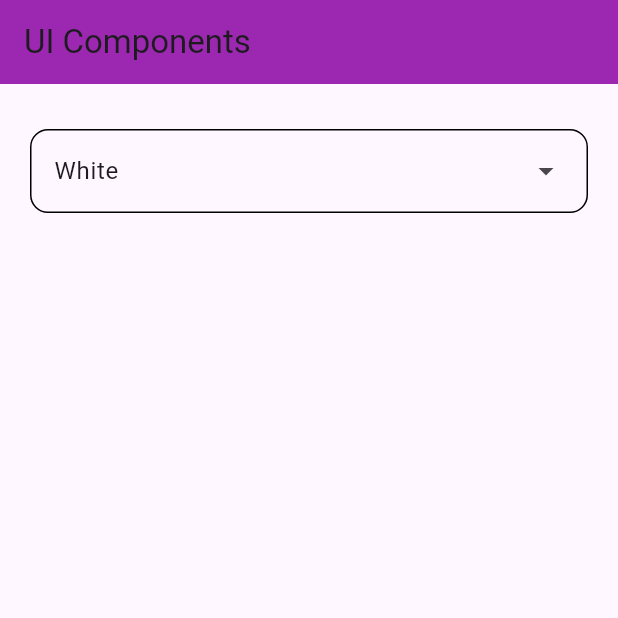
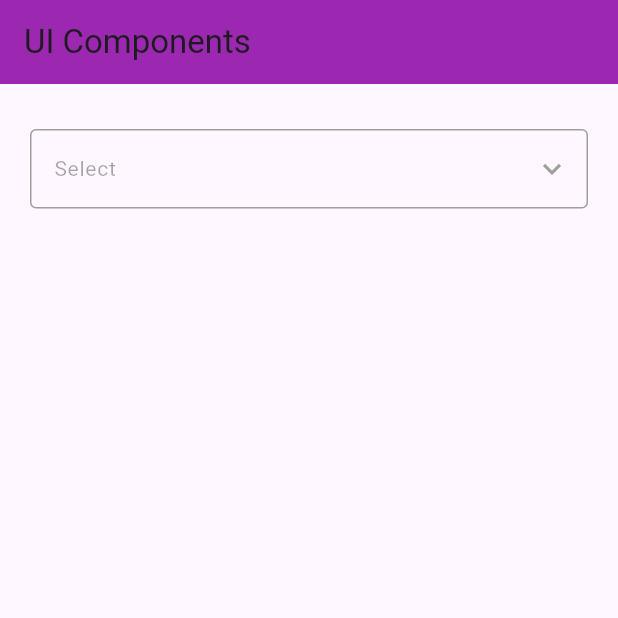
Before and after one commit to gaurishankar007/Flutter-Custom-UI-Components, a Flutter app: the screen it shows after launch, on a phone screen of 412 x 824 dp, the top half of it. Run offline on Flutter 3.47's test engine with Material 3 defaults, Android fonts, the phone set to English and light mode, and no system bars; our stand-ins replace flutter_hooks, shimmer.

Commit message:
feat: bottom sheet and drop down bottom sheet

```diff
--- a/lib/main.dart
+++ b/lib/main.dart
@@ -1,6 +1,6 @@
 import 'package:flutter/material.dart';
 
-import 'user_inputs/drop_down_menu_widget.dart';
+import 'user_inputs/drop_down_bottom_sheet_widget.dart';
 
 void main() {
   runApp(const CustomUIComponents());
@@ -28,18 +28,15 @@ class CustomUIComponents extends StatelessWidget {
           child: Column(
             children: [
               const SizedBox(width: double.maxFinite, height: 10),
-              DropDownMenuWidget(
-                width: MediaQuery.of(context).size.width - 40,
-                enableFilter: false,
-                controller: TextEditingController(),
-                initialSelection: 1,
-                entries: const [
-                  DropdownMenuEntry(value: 0, label: "Unknown"),
-                  DropdownMenuEntry(value: 1, label: "White"),
-                  DropdownMenuEntry(value: 2, label: "Black"),
-                  DropdownMenuEntry(value: 3, label: "Red"),
+              DropdownBottomSheetWidget(
+                title: "Select a color",
+                items: const [
+                  DropdownItem(value: 0, label: "Unknown"),
+                  DropdownItem(value: 1, label: "White"),
+                  DropdownItem(value: 2, label: "Black"),
+                  DropdownItem(value: 3, label: "Red"),
                 ],
-                onSelected: (value) {},
+                onChanged: (value) {},
               ),
             ],
           ),
--- /dev/null
+++ b/lib/user_inputs/drop_down_bottom_sheet_widget.dart
@@ -0,0 +1,156 @@
+import 'package:flutter/material.dart';
+
+import '../visual_layouts/text/text_widget.dart';
+import 'bottom_sheet/bottom_sheet_title_widget.dart';
+import 'bottom_sheet/generic_bottom_sheet.dart';
+import 'text_field_widget.dart';
+
+class DropdownBottomSheetWidget<T> extends StatefulWidget {
+  final String title;
+  final String? labelText;
+  final String? hintText;
+  final DropdownItem<T>? selectedItem;
+  final List<DropdownItem<T>> items;
+  final Function(T value) onChanged;
+
+  const DropdownBottomSheetWidget({
+    super.key,
+    required this.title,
+    this.labelText,
+    this.hintText = "Select",
+    required this.items,
+    required this.onChanged,
+    this.selectedItem,
+  });
+
+  @override
+  State<DropdownBottomSheetWidget<T>> createState() =>
+      _DropdownBottomSheetWidgetState();
+}
+
+class _DropdownBottomSheetWidgetState<T>
+    extends State<DropdownBottomSheetWidget<T>> {
+  DropdownItem<T>? _selectedValue;
+
+  late TextEditingController controller;
+  @override
+  void initState() {
+    super.initState();
+    _selectedValue = widget.selectedItem;
+    controller = TextEditingController(
+      text: _selectedValue?.label,
+    );
+  }
+
+  @override
+  void dispose() {
+    controller.dispose();
+    super.dispose();
+  }
+
+  @override
+  Widget build(BuildContext context) {
+    return GestureDetector(
+      onTap: () => showGenericBottomSheet(
+        context,
+        child: _buildDropdownItems(),
+      ),
+      child: ListenableBuilder(
+        listenable: controller,
+        builder: (context, child) {
+          return TextFieldWidget(
+            enabled: false,
+            controller: controller,
+            labelText: widget.labelText,
+            hintText: widget.hintText,
+            suffixIcon: const Icon(
+              Icons.keyboard_arrow_down,
+              color: Colors.grey,
+            ),
+          );
+        },
+      ),
+    );
+  }
+
+  Column _buildDropdownItems() {
+    return Column(
+      mainAxisSize: MainAxisSize.min,
+      children: [
+        BottomSheetTitleWidget(title: widget.title),
+        SingleChildScrollView(
+          padding: const EdgeInsets.symmetric(vertical: 16),
+          child: StatefulBuilder(
+            builder: (builderContext, setState) {
+              return ListView.separated(
+                padding: const EdgeInsets.symmetric(horizontal: 16),
+                physics: const NeverScrollableScrollPhysics(),
+                shrinkWrap: true,
+                itemCount: widget.items.length,
+                separatorBuilder: (context, index) => const Divider(),
+                itemBuilder: (context, index) {
+                  final dropDownData = widget.items[index];
+                  return GestureDetector(
+                    onTap: () {
+                      setState(() => _selectedValue = dropDownData);
+                      controller.text = dropDownData.label;
+                      widget.onChanged(dropDownData.value);
+                      Navigator.pop(context);
+                    },
+                    child: Container(
+                      padding: const EdgeInsets.symmetric(
+                        horizontal: 8,
+                        vertical: 16,
+                      ),
+                      decoration: BoxDecoration(
+                        color: _selectedValue?.value == dropDownData.value
+                            ? Colors.lightBlueAccent
+                            : Colors.white,
+                        borderRadius: BorderRadius.circular(4),
+                      ),
+                      child: Row(
+                        mainAxisAlignment: MainAxisAlignment.spaceBetween,
+                        children: [
+                          TextWidget(dropDownData.label),
+                          _selectedValue?.value == dropDownData.value
+                              ? const Icon(
+                                  Icons.radio_button_checked,
+                                  color: Colors.blue,
+                                )
+                              : const Icon(
+                                  Icons.radio_button_off,
+                                  color: Colors.grey,
+                                )
+                        ],
+                      ),
+                    ),
+                  );
+                },
+              );
+            },
+          ),
+        ),
+      ],
+    );
+  }
+}
+
+class DropdownItem<T> {
+  final T value;
+  final String label;
+
+  const DropdownItem({
+    required this.value,
+    required this.label,
+  });
+
+  @override
+  bool operator ==(covariant DropdownItem<T> other) {
+    if (identical(this, other)) return true;
+
+    return other.value == value && other.label == label;
+  }
+
+  @override
+  int get hashCode => value.hashCode ^ label.hashCode;
+}
--- a/lib/user_inputs/drop_down_menu_widget.dart
+++ b/lib/user_inputs/drop_down_menu_widget.dart
@@ -1,10 +1,12 @@
 import 'package:flutter/material.dart';
+
+import '../visual_layouts/text/text_widget.dart';
 
 /// The [width] of the dropdown menu will also decide
 /// the width of the popup container.
-class DropDownMenuWidget<T> extends StatelessWidget {
+class DropdownMenuWidget<T> extends StatelessWidget {
   final double? width;
-  final Widget? label;
+  final String? label;
   final String? hintText;
   final bool enableFilter;
   final bool enableSearch;
@@ -15,7 +17,7 @@ class DropDownMenuWidget<T> extends StatelessWidget {
   final SearchCallback<T>? searchCallback;
   final List<DropdownMenuEntry<T>> entries;
 
-  const DropDownMenuWidget({
+  const DropdownMenuWidget({
     super.key,
     this.width,
     this.label,
@@ -36,7 +38,7 @@ class DropDownMenuWidget<T> extends StatelessWidget {
       alignedDropdown: true,
       child: DropdownMenu<T>(
         width: width,
-        label: label,
+        label: label != null ? TextWidget(label!) : null,
         hintText: hintText,
         enableFilter: enableFilter,
         enableSearch: enableSearch,
@@ -74,29 +76,3 @@ class DropDownMenuWidget<T> extends StatelessWidget {
     );
   }
 }
-
-/// Holds dropdown visible text and value associated with it.
-/// Value will be returned on changing dropdown item.
-/// [label] is the text which will be displayed.
-class DropDownEntry<T> {
-  final T value;
-  final String label;
-
-  const DropDownEntry({
-    required this.value,
-    required this.label,
-  });
-
-  @override
-  String toString() => 'DropDownItem(value: $value, label: $label)';
-
-  @override
-  bool operator ==(covariant DropDownEntry<T> other) {
-    if (identical(this, other)) return true;
-
-    return other.value == value && other.label == label;
-  }
-
-  @override
-  int get hashCode => value.hashCode ^ label.hashCode;
-}
--- a/lib/user_inputs/text_form_field_widget.dart
+++ b/lib/user_inputs/text_field_widget.dart
@@ -1,19 +1,21 @@
 import 'package:flutter/material.dart';
 
-class TextFormFieldWidget extends StatelessWidget {
+class TextFieldWidget extends StatelessWidget {
   final TextEditingController? controller;
   final TextInputType keyboardType;
   final bool obscureText;
   final Function(String?)? onChanged;
   final String? initialValue;
   final String? Function(String?)? validator;
-  final String labelText;
+  final bool enabled;
+  final String? labelText;
+  final String? hintText;
   final Widget? prefixIcon;
   final BoxConstraints? prefixIconConstraints;
   final Widget? suffixIcon;
   final BoxConstraints? suffixIconConstraints;
 
-  const TextFormFieldWidget({
+  const TextFieldWidget({
     super.key,
     this.controller,
     this.obscureText = false,
@@ -21,7 +23,9 @@ class TextFormFieldWidget extends StatelessWidget {
     this.onChanged,
     this.initialValue,
     this.validator,
-    required this.labelText,
+    this.enabled = true,
+    this.labelText,
+    this.hintText,
     this.prefixIcon,
     this.prefixIconConstraints,
     this.suffixIcon,
@@ -39,14 +43,26 @@ class TextFormFieldWidget extends StatelessWidget {
       obscuringCharacter: "*",
       validator: validator,
       autovalidateMode: AutovalidateMode.onUserInteraction,
-      style: const TextStyle(fontSize: 14),
+      style: const TextStyle(fontSize: 14, color: Colors.black),
       decoration: InputDecoration(
-        label: Text(labelText),
+        enabled: enabled,
+        label: labelText != null ? Text(labelText!) : null,
+        hintText: hintText,
         prefixIconConstraints: prefixIconConstraints,
         prefixIcon: prefixIcon,
         suffixIconConstraints: suffixIconConstraints,
         suffixIcon: suffixIcon,
+        enabledBorder: _textFiledBorder(Colors.grey),
+        focusedBorder: _textFiledBorder(Colors.grey),
+        disabledBorder: _textFiledBorder(Colors.grey),
+        errorBorder: _textFiledBorder(Colors.red),
+        focusedErrorBorder: _textFiledBorder(Colors.red),
       ),
     );
   }
+
+  OutlineInputBorder _textFiledBorder(Color borderColor) => OutlineInputBorder(
+        borderRadius: BorderRadius.circular(4),
+        borderSide: BorderSide(color: borderColor),
+      );
 }
```
Also changed, not shown: lib/user_inputs/bottom_sheet/bottom_sheet_body_widget.dart (added, +20 -0 lines), lib/user_inputs/bottom_sheet/bottom_sheet_title_widget.dart (added, +48 -0 lines), lib/user_inputs/bottom_sheet/bottom_sheet_widget.dart (added, +34 -0 lines), lib/user_inputs/bottom_sheet/generic_bottom_sheet.dart (added, +23 -0 lines), pubspec.yaml (+2 -72 lines), pubspec.lock, 1 other file.
